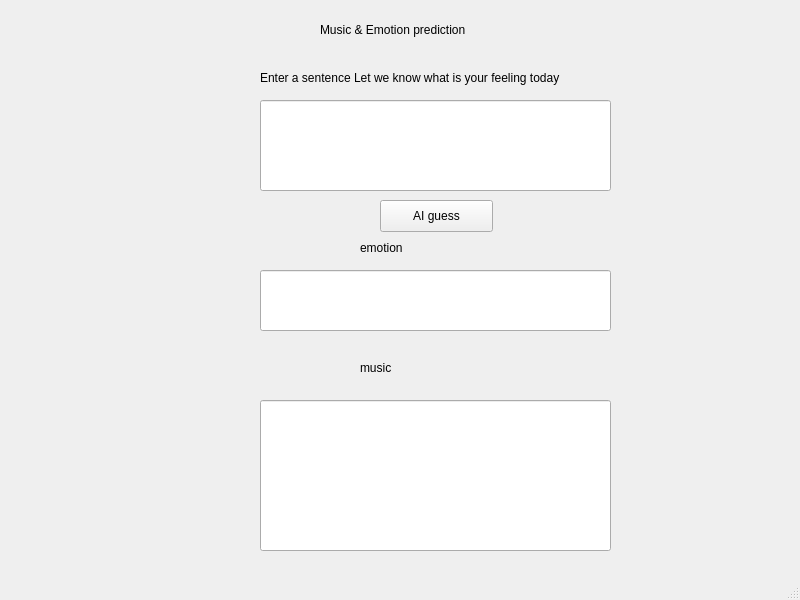
This is tete.ui in caozheshan-gm/destiny as Qt 5 draws it before an edit. The edited form follows.
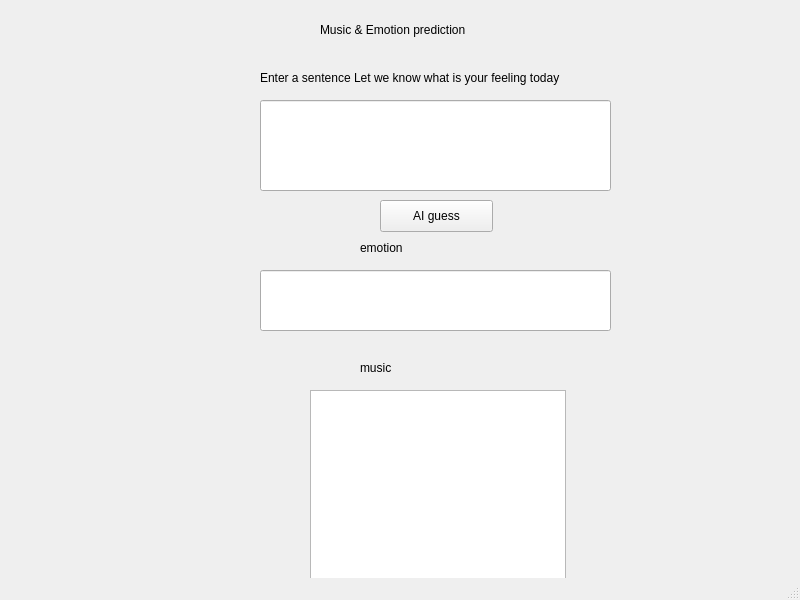
This is the edited form.

Commit message: add music list

```diff
--- a/tete.ui
+++ b/tete.ui
@@ -99,13 +99,13 @@
      <string>music</string>
     </property>
    </widget>
-   <widget class="QLineEdit" name="lineEdit_3">
+   <widget class="QListWidget" name="listWidget">
     <property name="geometry">
      <rect>
-      <x>260</x>
-      <y>400</y>
-      <width>351</width>
-      <height>151</height>
+      <x>310</x>
+      <y>390</y>
+      <width>256</width>
+      <height>192</height>
      </rect>
     </property>
    </widget>
```
The commit also changes 5 other files.
